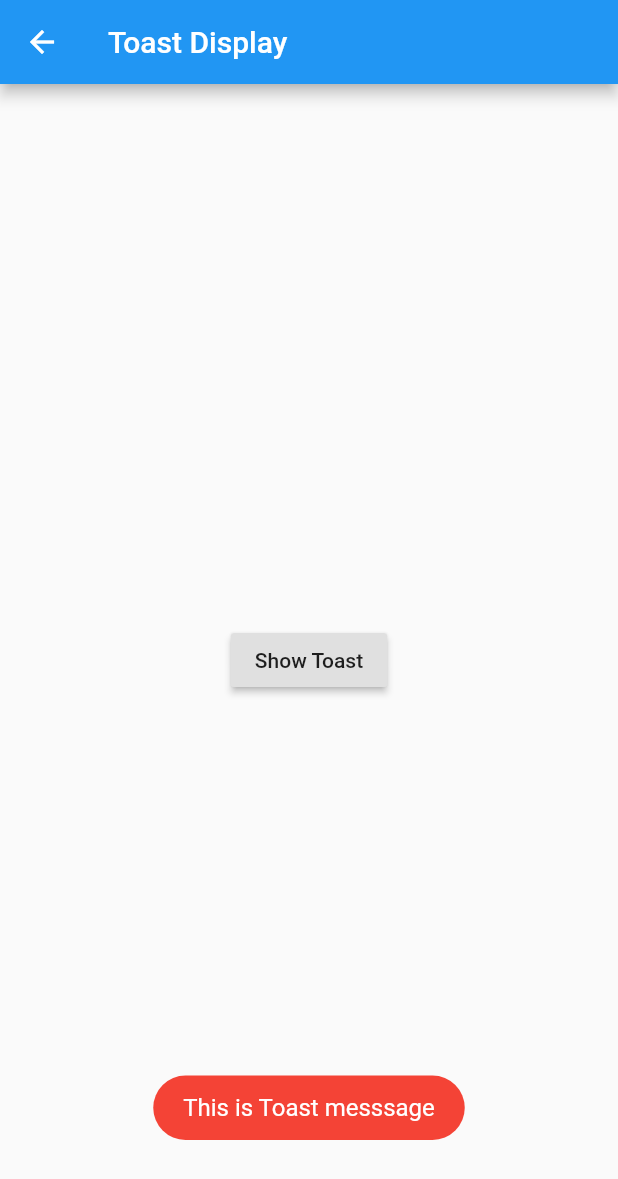
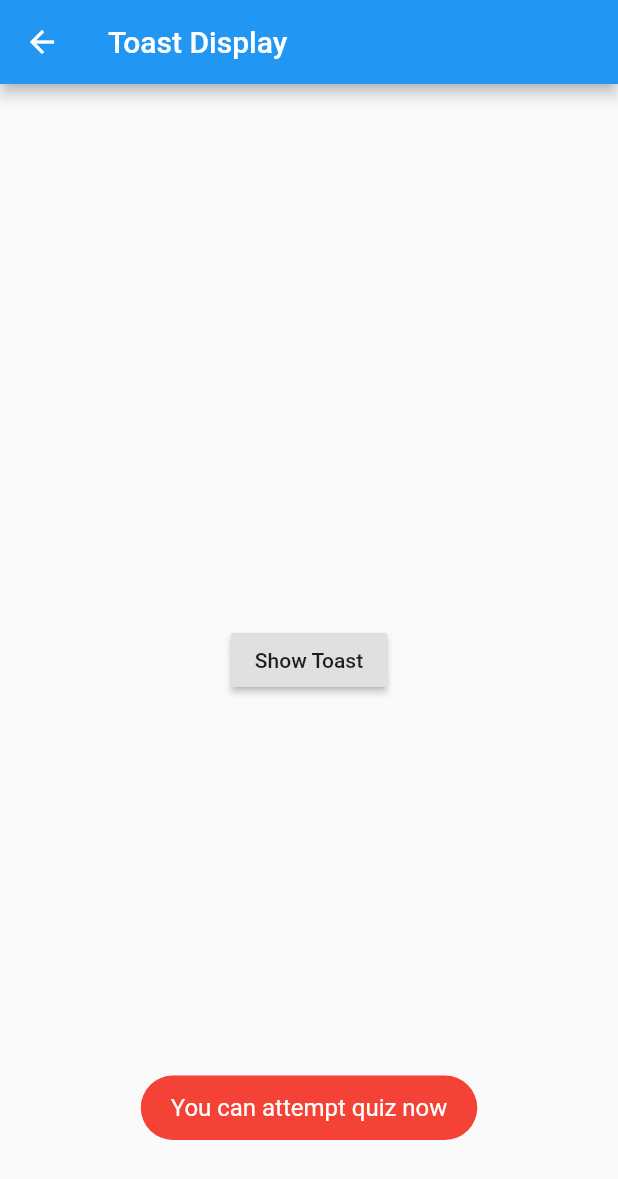
Before and after one commit to Trikcode/Simple-Quiz-App, a Flutter app: the ToastDisplay screen opened directly, after a tap on "Show Toast", on a phone screen of 412 x 824 dp. Shown: the top 1179 px of the screen. Run offline on Flutter 3.47's test engine with Material 2 defaults, Android fonts, the phone set to English and light mode, and no system bars; our stand-ins replace flutter_form_builder, fluttertoast, form_builder_validators; network calls fail.

Commit message:
attempt quiz

```diff
--- a/lib/toaster.dart
+++ b/lib/toaster.dart
@@ -20,7 +20,7 @@ class _ToastDisplayState extends State<ToastDisplay> {
 										child: Text('Show Toast'),
 										onPressed: () {
 												Fluttertoast.showToast(
-																msg: "This is Toast messsage",
+																msg: "You can attempt quiz now",
 																toastLength: Toast.LENGTH_SHORT,
 																gravity: ToastGravity.BOTTOM,
 																timeInSecForIosWeb: 1,
```
